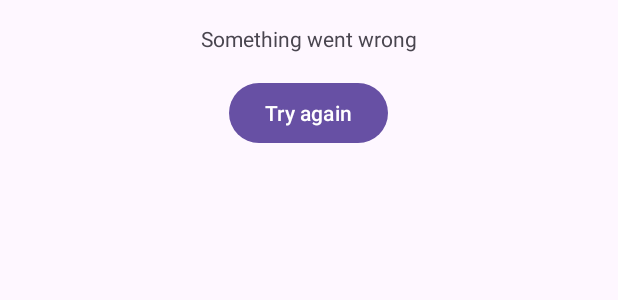
After one commit to StoDruzey/Sample23L11PaginationSwipeRefreshLoadingElement, an Android app: the layout item_error.xml on its own in the app's theme, with its tools: preview values and no code run, on a phone screen of 412 x 824 dp. The commit adds this screen. Shown: the top 300 px of the screen. Run offline under Robolectric (Android 15) with nearby library versions, the phone set to English and light mode, and no system bars.

Commit message:
error handling

```diff
--- /dev/null
+++ b/app/src/main/res/layout/item_error.xml
@@ -0,0 +1,22 @@
+<?xml version="1.0" encoding="utf-8"?>
+<LinearLayout xmlns:android="http://schemas.android.com/apk/res/android"
+    android:orientation="vertical"
+    android:layout_width="match_parent"
+    android:layout_height="wrap_content"
+    android:padding="16dp">
+
+    <TextView
+        android:layout_width="wrap_content"
+        android:layout_height="wrap_content"
+        android:layout_gravity="center_horizontal"
+        android:layout_marginBottom="16dp"
+        android:text="Something went wrong"/>
+
+    <Button
+        android:id="@+id/button"
+        android:layout_width="wrap_content"
+        android:layout_height="wrap_content"
+        android:layout_gravity="center_horizontal"
+        android:text="Try again"/>
+
+</LinearLayout>
```
Also changed, not shown: app/src/main/java/com/example/sample23l11paginationswiperefreshloadingelement/CounterAdapter.kt (+30 -4 lines), app/src/main/java/com/example/sample23l11paginationswiperefreshloadingelement/FirstFragment.kt (+14 -5 lines).
